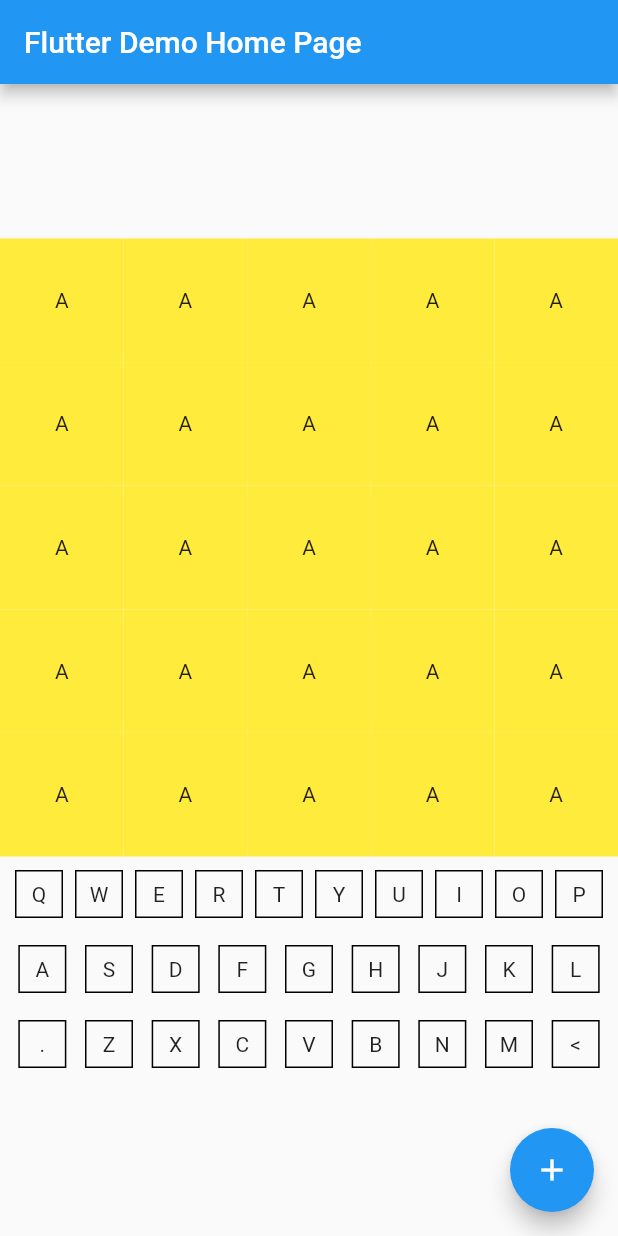
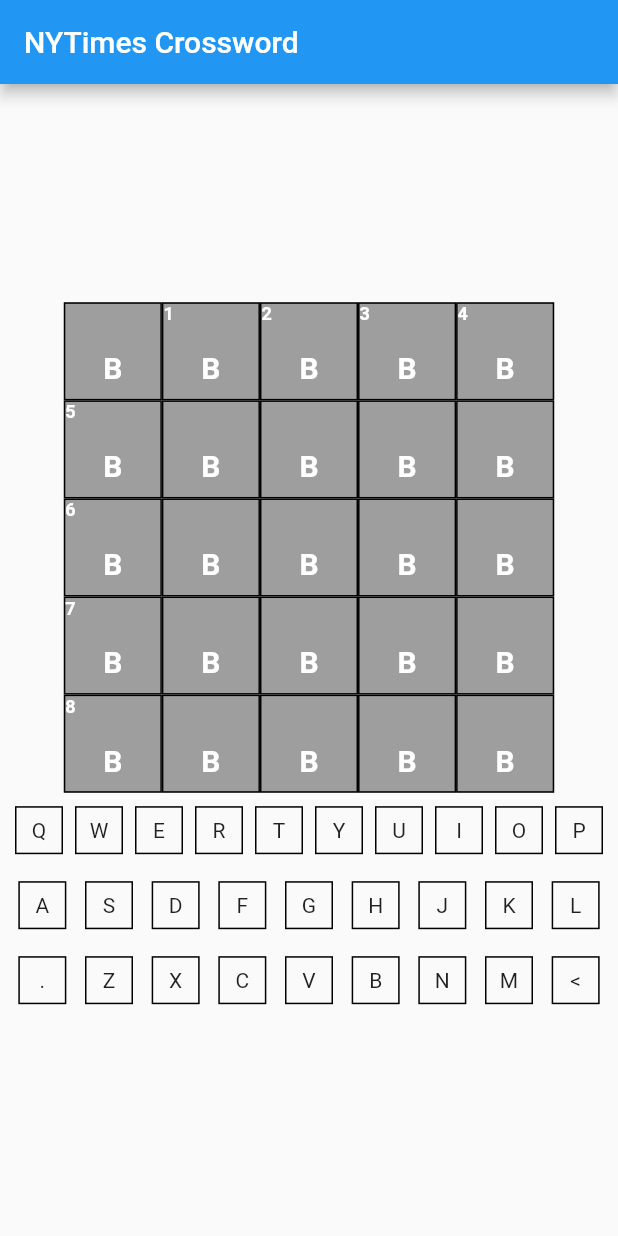
Before and after one commit to jdchabonneau/NYTCW, a Flutter app: the screen it shows after launch, on a phone screen of 412 x 824 dp. Run offline on Flutter 3.47's test engine with Material 2 defaults, Android fonts, the phone set to English and light mode, and no system bars.

```diff
--- a/lib/NYCWGrid.dart
+++ b/lib/NYCWGrid.dart
@@ -23,7 +23,7 @@ class NYCWGrid extends StatelessWidget {
   Row makeRow(int rowID) {
     return Row(
       crossAxisAlignment: CrossAxisAlignment.center,
-      mainAxisAlignment: MainAxisAlignment.spaceAround,
+      mainAxisAlignment: MainAxisAlignment.center,
       children: List.generate(numCols, (index) {
         return NYCWSq(rowID, index);
       }),
--- a/lib/NYCWSq.dart
+++ b/lib/NYCWSq.dart
@@ -1,3 +1,5 @@
+import 'dart:ui';
+
 import 'package:flutter/material.dart';
 import 'dart:math';
 
@@ -5,12 +7,12 @@ class NYCWSq extends StatefulWidget {
   static final squares = List<NYCWSq>();
   static bool doingRows = true;
 
-  static Color normalColor = Colors.yellow;
+  static Color normalColor = Colors.grey;
   static Color unusedColor = Colors.black;
-  static Color selectedColor = Colors.deepOrange;
-  static Color selectedRowColor = Colors.deepOrangeAccent;
+  static Color selectedColor = Colors.lightBlue;
+  static Color selectedRowColor = Colors.purple;
   static double width;
-  Function cb;
+  Function callBackSetState;
   Function cs;
   final int rowId;
   final int colId;
@@ -18,20 +20,29 @@ class NYCWSq extends StatefulWidget {
   bool isHilighted = false;
   bool isSelected = false;
   Color c = NYCWSq.normalColor;
+  String squareNumber = " ";
+  static int nextSquareNumber = 1;
 
-  String displayChar = "A";
+  String displayChar = "B";
 
   NYCWSq(this.rowId, this.colId) {
     squares.add(this);
     if (squares.length == 1) {
       this.isUnused = true;
     }
+    if (!this.isUnused) {
+      if (rowId == 0) {
+        squareNumber = (nextSquareNumber++).toString();
+      } else if (colId == 0) {
+        squareNumber = (nextSquareNumber++).toString();
+      }
+    }
   }
 
   static void selectSquare() {
     for (var s in NYCWSq.squares) {
       if (s.isSelected) {
-        s.cb();
+        s.callBackSetState();
       }
     }
   }
@@ -50,7 +61,7 @@ class NYCWSq extends StatefulWidget {
       previous = s;
 
       s.cs(s, null);
-      s.cb();
+      s.callBackSetState();
     }
     // int i = cb(9);
     // print("**jjj: $rowId - $colId, $i");
@@ -77,12 +88,13 @@ class _NYCWSqState extends State<NYCWSq> {
     //c = computeColor(c);
     NYCWSq.width =
 //        (MediaQuery.of(context).size.width / NYCWSq.squares.length).floor();
-        (MediaQuery.of(context).size.width / sqrt(NYCWSq.squares.length));
+        (MediaQuery.of(context).size.width /
+            (sqrt(NYCWSq.squares.length) + 1.5));
 //    double height = MediaQuery.of(context).size.height;
     widget.cs = (a, b) {
       colorSquares(a);
     };
-    widget.cb = () {
+    widget.callBackSetState = () {
       setState(() {});
     };
 
@@ -91,7 +103,7 @@ class _NYCWSqState extends State<NYCWSq> {
       splashColor: Colors.blue.withAlpha(30),
       onTap: () {
         print("w.x = ${widget.c}");
-        if (widget.c != NYCWSq.normalColor) {
+        if (widget.c == NYCWSq.selectedColor) {
           NYCWSq.doingRows = !NYCWSq.doingRows;
         }
 
@@ -108,9 +120,46 @@ class _NYCWSqState extends State<NYCWSq> {
       },
       child: Container(
           color: widget.c,
-          height: NYCWSq.width,
-          width: NYCWSq.width,
-          child: Center(child: Text(widget.displayChar))),
+          child: Column(
+            children: [
+              Container(
+                decoration: BoxDecoration(
+                  border: Border.all(
+                    color: Colors.black,
+                    width: 1,
+                  ),
+                  borderRadius: BorderRadius.circular(0),
+                ),
+                child: Column(
+                  children: [
+                    Container(
+                        height: NYCWSq.width * .35,
+                        width: NYCWSq.width,
+//                        child: Center(child: Text("2"))),
+                        child: Text(
+                          widget.squareNumber,
+                          style: TextStyle(
+                              fontWeight: FontWeight.bold,
+                              color: Colors.white,
+                              fontSize: 12),
+                        )),
+                    Container(
+                        //color: Colors.blue,
+                        height: NYCWSq.width * .65,
+                        width: NYCWSq.width,
+                        child: Center(
+                            child: Text(
+                          widget.displayChar,
+                          style: TextStyle(
+                              color: Colors.white,
+                              fontWeight: FontWeight.bold,
+                              fontSize: 20),
+                        ))),
+                  ],
+                ),
+              ),
+            ],
+          )),
     );
   }
 
@@ -132,7 +181,7 @@ class _NYCWSqState extends State<NYCWSq> {
         s.isHilighted = false;
         //      print("no: ${s.colId}, ${s.rowId}");
       }
-      s.cb();
+      s.callBackSetState();
     }
     //  });
   }
@@ -143,7 +192,7 @@ class _NYCWSqState extends State<NYCWSq> {
       if (s.isUnused) {
         print("unused: ${s.colId}, ${s.rowId}");
         s.c = NYCWSq.unusedColor;
-        s.cb();
+        s.callBackSetState();
         continue;
       }
       if (s != selectedSquare) if (s.rowId == rowId) {
@@ -153,7 +202,7 @@ class _NYCWSqState extends State<NYCWSq> {
         s.c = NYCWSq.normalColor;
         //print("no: ${s.colId}, ${s.rowId}");
       }
-      s.cb();
+      s.callBackSetState();
     }
     //});
   }
--- a/lib/main.dart
+++ b/lib/main.dart
@@ -17,7 +17,7 @@ class MyApp extends StatelessWidget {
         primarySwatch: Colors.blue,
         visualDensity: VisualDensity.adaptivePlatformDensity,
       ),
-      home: MyHomePage(title: 'Flutter Demo Home Page'),
+      home: MyHomePage(title: 'NYTimes Crossword'),
     );
   }
 }
@@ -34,10 +34,6 @@ class MyHomePage extends StatefulWidget {
 class _MyHomePageState extends State<MyHomePage> {
   //int _counter = 0;
 
-  void _incrementCounter() {
-    setState(() {});
-  }
-
   @override
   Widget build(BuildContext context) {
     return Scaffold(
@@ -50,11 +46,11 @@ class _MyHomePageState extends State<MyHomePage> {
           children: <Widget>[NYCWGrid(5, 5), CWKB()],
         ),
       ),
-      floatingActionButton: FloatingActionButton(
-        onPressed: _incrementCounter,
-        tooltip: 'Increment',
-        child: Icon(Icons.add),
-      ), // This trailing comma makes auto-formatting nicer for build methods.
+      // floatingActionButton: FloatingActionButton(
+      //   onPressed: _incrementCounter,
+      //   tooltip: 'Increment',
+      //   child: Icon(Icons.add),
+      //), // This trailing comma makes auto-formatting nicer for build methods.
     );
   }
 }
```
